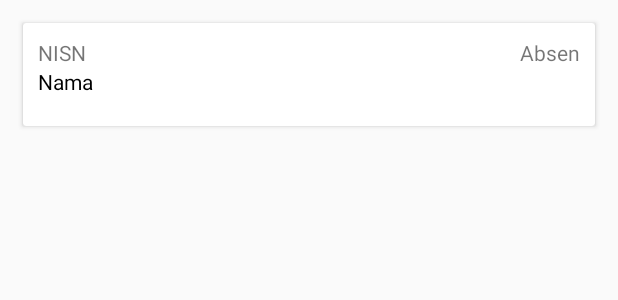
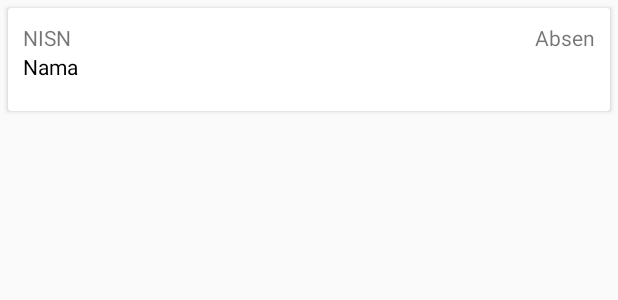
Before and after one commit to TesyarRAz/KeseQul-Android-Alpha, an Android app: the layout menu_siswa_list.xml on its own in the app's theme, with its tools: preview values and no code run, on a phone screen of 412 x 824 dp. Shown: the top 300 px of the screen. Run offline under Robolectric (Android 15) with nearby library versions, the phone set to English and light mode, and no system bars.

Commit message:
Memperbaiki Tampilan Untuk Menu Utama

```diff
--- a/app/src/main/res/layout/activity_peran.xml
+++ b/app/src/main/res/layout/activity_peran.xml
@@ -22,7 +22,6 @@
                 android:layout_height="wrap_content"
                 android:orientation="vertical"
                 android:padding="10dp"
-                android:layout_marginBottom="40dp"
                 android:background="@color/kesequl_primary">
                 <TextView
                     android:id="@+id/btn_logout"
--- a/app/src/main/res/layout/menu_siswa_list.xml
+++ b/app/src/main/res/layout/menu_siswa_list.xml
@@ -4,7 +4,7 @@
     android:orientation="vertical"
     android:layout_width="match_parent"
     android:layout_height="wrap_content"
-    android:layout_margin="15dp">
+    android:layout_margin="5dp">
 
     <LinearLayout
         android:layout_width="match_parent"
--- a/app/src/main/res/layout/menu_voting_team.xml
+++ b/app/src/main/res/layout/menu_voting_team.xml
@@ -22,7 +22,7 @@
             android:layout_height="wrap_content"
             android:text="Team 1"
             android:textAppearance="@style/TextAppearance.AppCompat.Medium"
-            android:textColor="@color/colorPrimary"/>
+            android:textColor="@color/kesequl_primary"/>
 
         <LinearLayout
             android:layout_width="match_parent"
```
